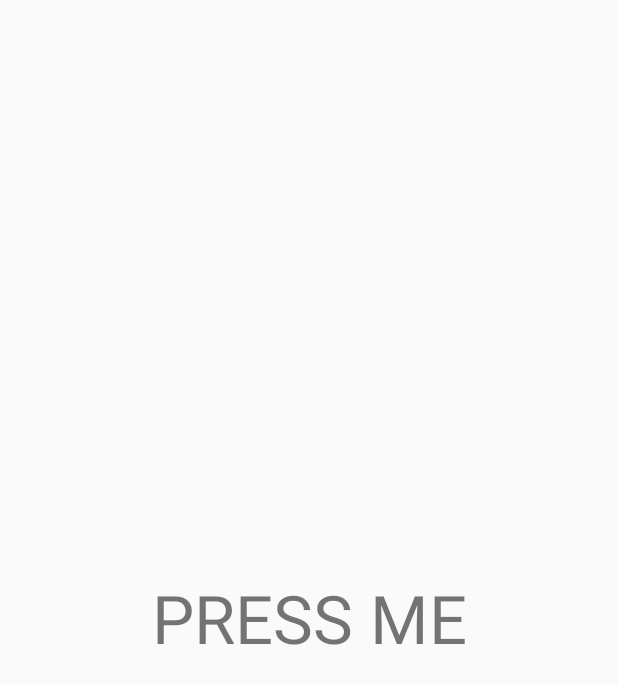
After one commit to Quick1y/My-Player, an Android app: the layout activity_track_list.xml on its own in the app's theme, with its tools: preview values and no code run, on a phone screen of 412 x 824 dp. The commit adds this screen. Shown: the top 684 px of the screen. Run offline under Robolectric (Android 15) with nearby library versions, the phone set to English and light mode, and no system bars.

Commit message:
Add TrackListActivity

```diff
--- /dev/null
+++ b/app/src/main/res/layout/activity_track_list.xml
@@ -0,0 +1,14 @@
+<?xml version="1.0" encoding="utf-8"?>
+<TextView xmlns:android="http://schemas.android.com/apk/res/android"
+    xmlns:app="http://schemas.android.com/apk/res-auto"
+    xmlns:tools="http://schemas.android.com/tools"
+    android:layout_width="match_parent"
+    android:layout_height="match_parent"
+    tools:context="com.example.nikita.myplayer.TrackListActivity"
+
+    android:text="PRESS ME"
+    android:gravity="center_horizontal|center_vertical"
+    android:textSize="20pt"
+    android:id="@+id/press_me">
+
+</TextView>
```
Also changed, not shown: app/src/main/AndroidManifest.xml (+6 -3 lines), app/src/main/java/com/example/nikita/myplayer/PlayerActivity.java (+27 -63 lines), app/src/main/java/com/example/nikita/myplayer/TrackListActivity.java (added, +85 -0 lines).
